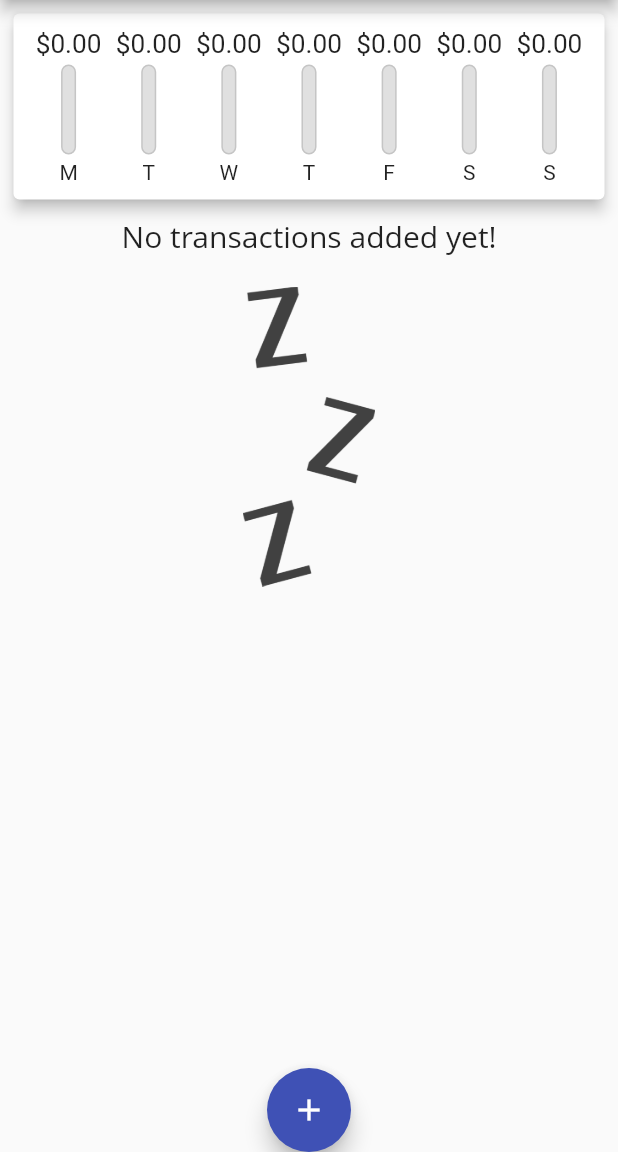
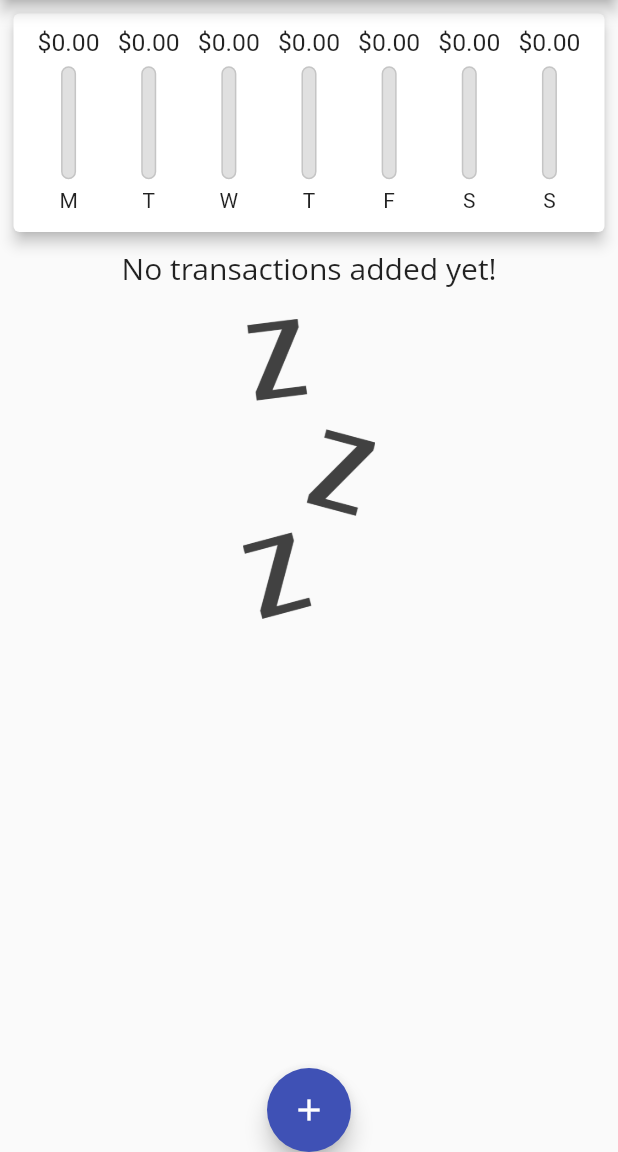
Before and after one commit to jigneshpandav/flutter-expense-manager, a Flutter app: the screen it shows after launch, on a phone screen of 412 x 824 dp, the part 84-1236 px from its top. Run offline on Flutter 3.47's test engine with Material 2 defaults, Android fonts, the phone set to English and light mode, and no system bars; Roboto replaces fonts that are missing (Open Sans).

Commit message:
Worked on responsive scroll

```diff
--- a/lib/main.dart
+++ b/lib/main.dart
@@ -1,11 +1,17 @@
 import 'package:demo/widgets/transaction_list.dart';
 import 'package:flutter/material.dart';
+import 'package:flutter/services.dart';
 
 import './widgets/new_transaction.dart';
 import 'models/transaction.dart';
 import './widgets/chart.dart';
 
 void main() {
+  WidgetsFlutterBinding.ensureInitialized();
+  SystemChrome.setPreferredOrientations([
+    DeviceOrientation.portraitUp,
+    DeviceOrientation.portraitDown,
+  ]);
   runApp(const MyApp());
 }
 
@@ -85,8 +91,7 @@ class _MyHomePageState extends State<MyHomePage> {
 
   @override
   Widget build(BuildContext context) {
-    return Scaffold(
-      appBar: AppBar(
+    final appBar = AppBar(
       title: Text(
         "Flutter App",
         style: TextStyle(fontFamily: 'Open Sans'),
@@ -97,7 +102,9 @@ class _MyHomePageState extends State<MyHomePage> {
           icon: Icon(Icons.add),
         )
       ],
-      ),
+    );
+    return Scaffold(
+      appBar: appBar,
       body: SingleChildScrollView(
         child: Padding(
           padding: EdgeInsets.all(5),
@@ -105,8 +112,20 @@ class _MyHomePageState extends State<MyHomePage> {
             //mainAxisAlignment: MainAxisAlignment.spaceBetween,
             crossAxisAlignment: CrossAxisAlignment.stretch,
             children: [
-              Chart(_recentTransactions),
-              TransactionList(_userTransactions, _deleteTransaction)
+              Container(
+                height: (MediaQuery.of(context).size.height -
+                        appBar.preferredSize.height -
+                        MediaQuery.of(context).padding.top) *
+                    0.2,
+                child: Chart(_recentTransactions),
+              ),
+              Container(
+                height: (MediaQuery.of(context).size.height -
+                        appBar.preferredSize.height -
+                        MediaQuery.of(context).padding.top) *
+                    0.8,
+                child: TransactionList(_userTransactions, _deleteTransaction),
+              )
             ],
           ),
         ),
--- a/lib/widgets/chart_bar.dart
+++ b/lib/widgets/chart_bar.dart
@@ -13,19 +13,21 @@ class ChartBar extends StatelessWidget {
 
   @override
   Widget build(BuildContext context) {
+    return LayoutBuilder(
+      builder: (ctx, constraints) {
         return Column(
           children: [
             Container(
-          height: 20,
+              height: constraints.maxHeight * 0.15,
               child: FittedBox(
                 child: Text('\$${spendingAmount.toStringAsFixed(2)}'),
               ),
             ),
             SizedBox(
-          height: 4,
+              height: constraints.maxHeight * 0.05,
             ),
             Container(
-          height: 60,
+              height: constraints.maxHeight * 0.6,
               width: 10,
               child: Stack(
                 children: [
@@ -52,10 +54,15 @@ class ChartBar extends StatelessWidget {
               ),
             ),
             SizedBox(
-          height: 4,
+              height: constraints.maxHeight * 0.05,
             ),
-        Text(label)
+            Container(
+              child: Text(label),
+              height: constraints.maxHeight * 0.15,
+            )
           ],
+        );
+      },
     );
   }
 }
--- a/lib/widgets/transaction_list.dart
+++ b/lib/widgets/transaction_list.dart
@@ -12,7 +12,6 @@ class TransactionList extends StatelessWidget {
   @override
   Widget build(BuildContext context) {
     return Container(
-      height: 350,
       margin: const EdgeInsets.only(top: 7),
       child: transactions.isEmpty
           ? Column(
```
Also changed, not shown: 1 other file. Lines whose indentation alone changed are shown as unchanged.
